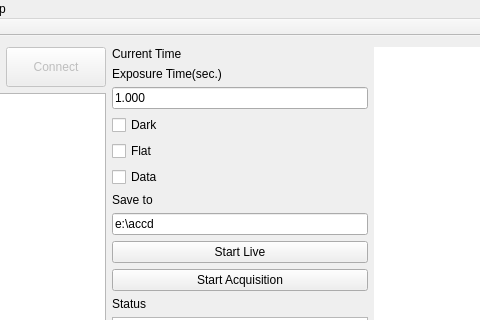
This is nvst-tio/andor-scmos-control-v3-mingw/mainwindow.ui in chd1998/fso-qt as Qt 5 draws it before an edit; both pictures show x 105 to 585 and y 0 to 320 of the 1024 by 680 pixel window. The edited form follows.
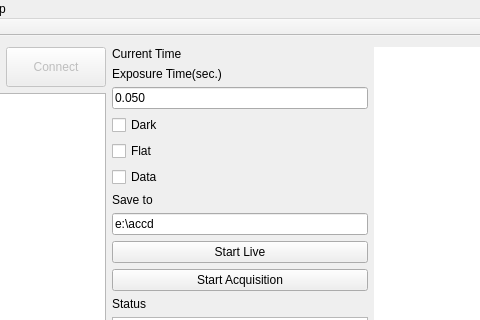
This is the edited form.

Patch:
```diff
--- a/nvst-tio/andor-scmos-control-v3-mingw/mainwindow.ui
+++ b/nvst-tio/andor-scmos-control-v3-mingw/mainwindow.ui
@@ -166,7 +166,7 @@
       <item>
        <widget class="QLineEdit" name="lineEdit_exposuretime">
         <property name="text">
-         <string>1.000</string>
+         <string>0.050</string>
         </property>
        </widget>
       </item>
```
